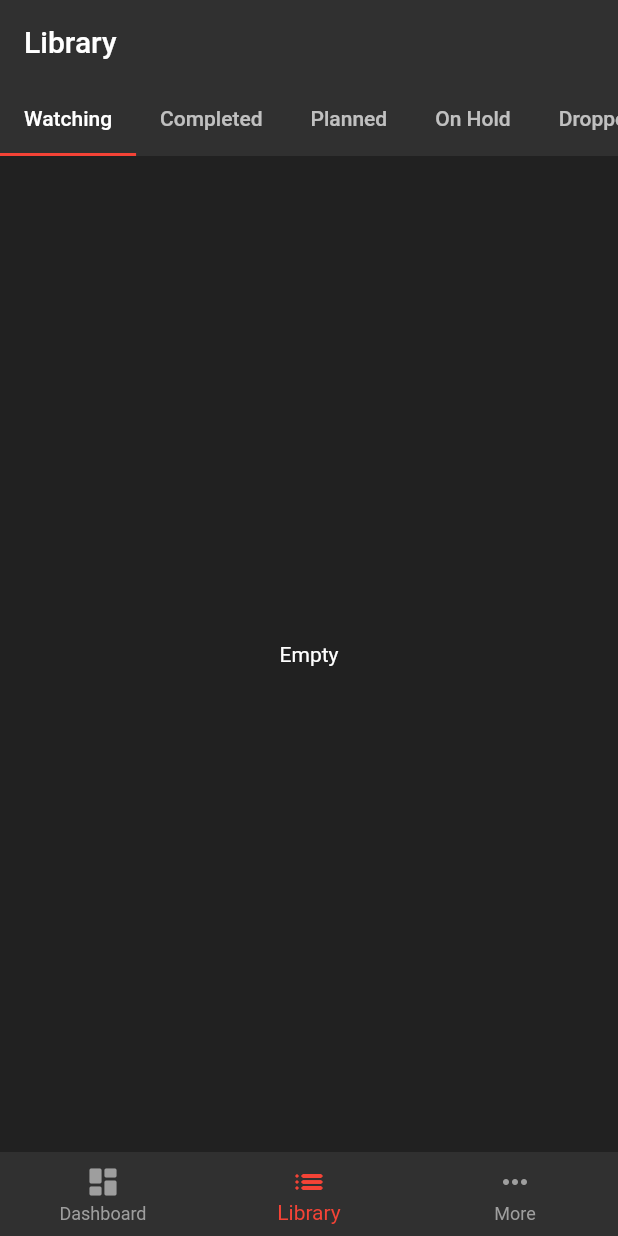
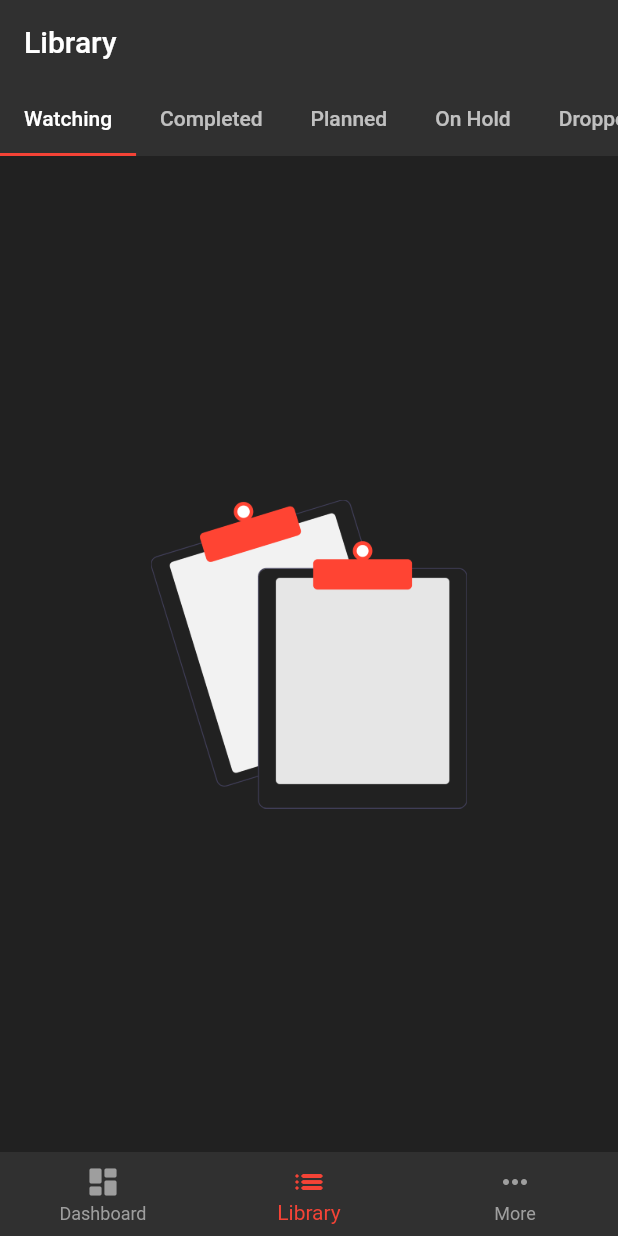
Before and after one commit to ketkarabhishek/anitrak, a Flutter app: the screen it shows after launch, item 2 of the bottom bar chosen, on a phone screen of 412 x 824 dp. Run offline on Flutter 3.47's test engine with Material 2 defaults, Android fonts, the phone set to English and light mode, and no system bars; our stand-ins replace bloc, cached_network_image, dio, drift, equatable, flutter_bloc and 4 more; missing offline and left inert: flutter_web_auth; accounts and stored records are empty; generated files the repository leaves out were written again.

Commit message:
No data icon.

```diff
--- a/lib/src/pages/library_page.dart
+++ b/lib/src/pages/library_page.dart
@@ -82,7 +82,12 @@ class _LibraryPageState extends State<LibraryPage> {
         if (snapshot.hasData) {
           final data = snapshot.requireData;
           if (data.isEmpty) {
-            return const Center(child: Text("Empty"));
+            return Center(
+              child: SizedBox(
+                height: MediaQuery.of(context).size.height * 0.25,
+                child: Image.asset('images/no_data.png',),
+              ),
+            );
           }
           return ListView.builder(
             itemCount: data.length,
--- a/pubspec.yaml
+++ b/pubspec.yaml
@@ -68,6 +68,7 @@ flutter:
   # To add assets to your application, add an assets section, like this:
   assets:
     - images/anilist-icon.png
+    - images/no_data.png
 
   # An image asset can refer to one or more resolution-specific "variants", see
   # https://flutter.dev/assets-and-images/#resolution-aware.
```
Also changed, not shown: images/no_data.png (added), 1 other file.
